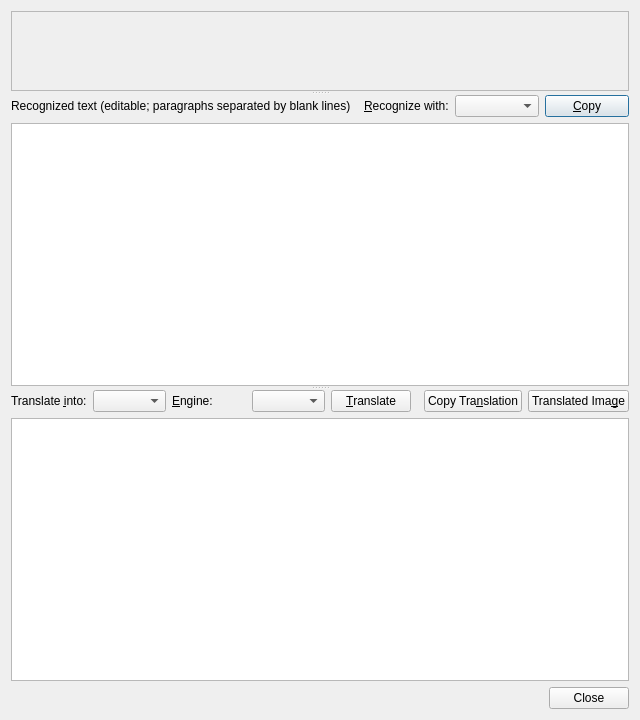
Old version of the form src/ocr/OcrResultDialog.ui in the repository ChickenSeller/glimpse.
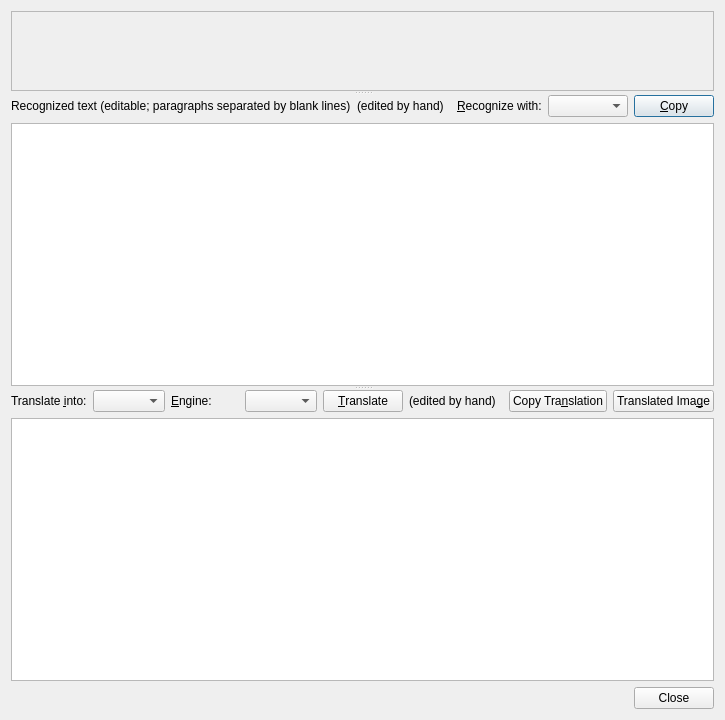
New version of the form.

Commit message:
Mark the recognized text and the translation when edited by hand
Each box's header says "(edited by hand)" while its text differs from what
was recognized or translated.

The edit to the form file:
```diff
--- a/src/ocr/OcrResultDialog.ui
+++ b/src/ocr/OcrResultDialog.ui
@@ -71,6 +71,16 @@
            </property>
           </widget>
          </item>
+         <item>
+          <widget class="QLabel" name="sourceEditedLabel">
+           <property name="toolTip">
+            <string>The recognized text was changed by hand</string>
+           </property>
+           <property name="text">
+            <string>(edited by hand)</string>
+           </property>
+          </widget>
+         </item>
          <item>
           <spacer name="sourceSpacer">
            <property name="orientation">
@@ -174,6 +184,16 @@
            </property>
           </widget>
          </item>
+         <item>
+          <widget class="QLabel" name="targetEditedLabel">
+           <property name="toolTip">
+            <string>The translation was changed by hand</string>
+           </property>
+           <property name="text">
+            <string>(edited by hand)</string>
+           </property>
+          </widget>
+         </item>
          <item>
           <spacer name="targetSpacer">
            <property name="orientation">
```
The commit also changes 4 other files.
